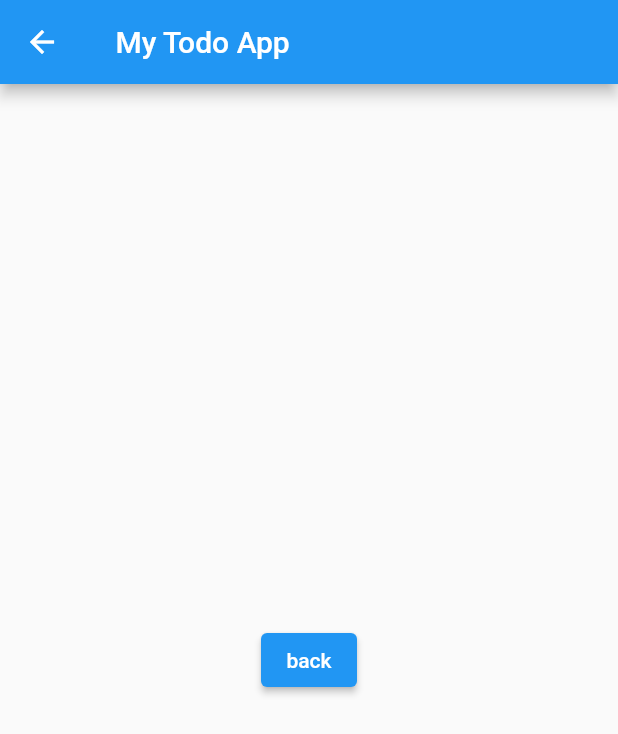
After one commit to talvin-svg/login, a Flutter app: the Todo screen opened directly, on a phone screen of 412 x 824 dp. The commit adds this screen. Shown: the top 734 px of the screen. Run offline on Flutter 3.47's test engine with Material 2 defaults, Android fonts, the phone set to English and light mode, and no system bars.

Commit message:
added todo page
 when someone signs up and hit ok from a pop up, they get redirected to the todo page

```diff
--- /dev/null
+++ b/lib/todo.dart
@@ -0,0 +1,37 @@
+import 'package:flutter/material.dart';
+
+
+class Todo extends StatelessWidget {
+  const Todo({ Key? key }) : super(key: key);
+
+  @override
+  Widget build(BuildContext context) {
+    return Scaffold(
+      appBar: AppBar(
+        title: const Text(' My Todo App')
+      ),
+      body:const Todoos() ,
+    );
+  }
+}
+
+class Todoos extends StatefulWidget {
+  const Todoos({ Key? key }) : super(key: key);
+
+  @override
+  State<Todoos> createState() => _TodoosState();
+}
+
+class _TodoosState extends State<Todoos> {
+  @override
+  Widget build(BuildContext context) {
+    return Center(
+      child: ElevatedButton(
+        onPressed: () {
+          Navigator.pop(context);
+        },
+        child: const Text("back"),
+      ),
+    );
+  }
+}
```
Also changed, not shown: lib/main.dart (+22 -0 lines).
